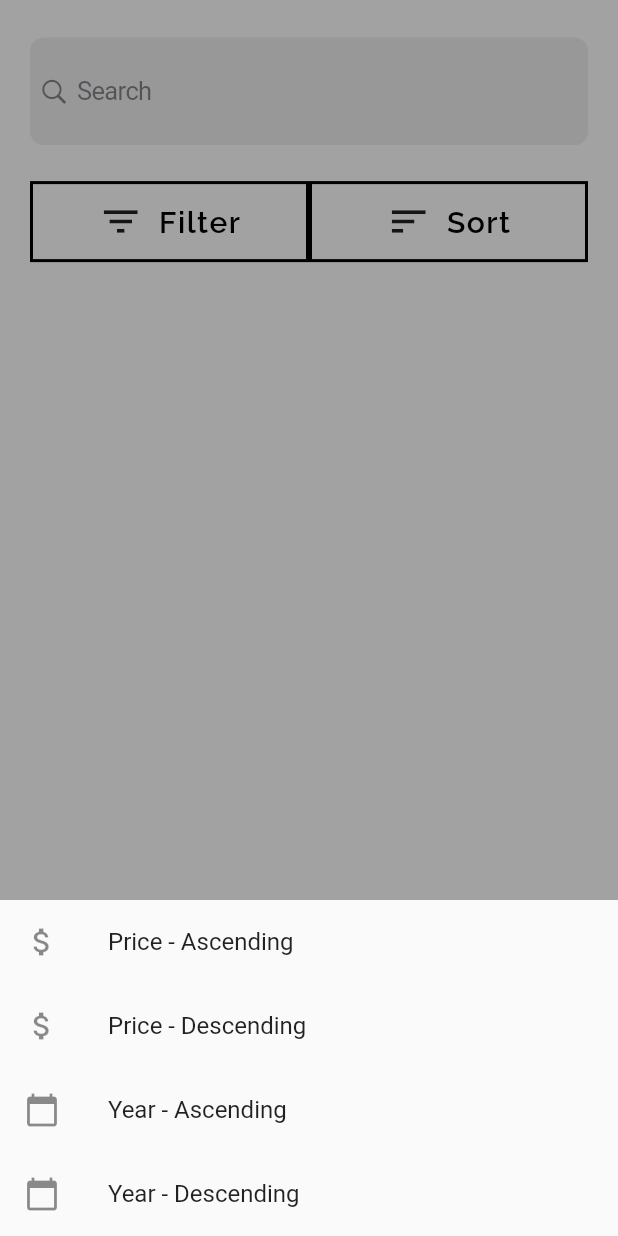
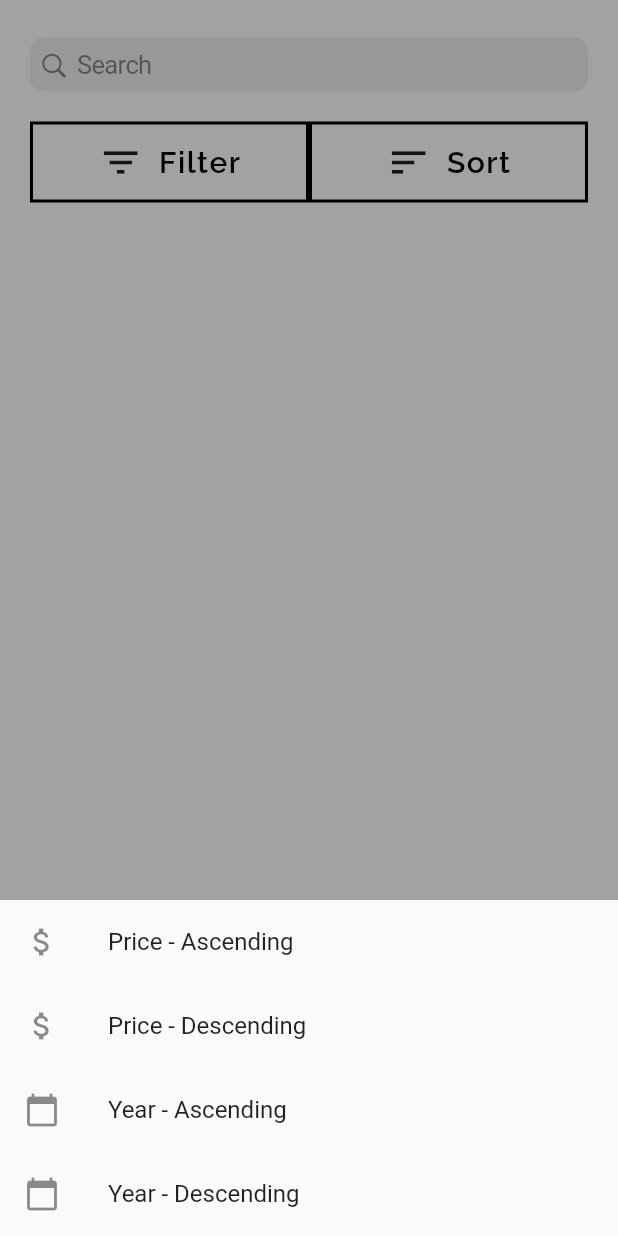
Before and after one commit to aliparlakci/cekmece-app, a Flutter app: the ManualSearch screen opened directly with empty values, after a tap on "Sort", on a phone screen of 412 x 824 dp. Run offline on Flutter 3.47's test engine with Material 2 defaults, Android fonts, the phone set to English and light mode, and no system bars; our stand-ins replace anim_search_bar, carousel_slider, currency_text_input_formatter, email_validator, equatable, firebase_auth and 15 more; accounts and stored records are empty; network calls fail.

Commit message:
CartItem model created UserClass cart item connected with created model User Login integrated with cart status Search results expanded widget fix

```diff
--- /dev/null
+++ b/mobile/cekmece_mobile/lib/models/cartItem/CartItem.dart
@@ -0,0 +1,17 @@
+import 'package:cekmece_mobile/models/product/Product.dart';
+import 'package:freezed_annotation/freezed_annotation.dart';
+
+part 'CartItem.freezed.dart';
+part 'CartItem.g.dart';
+
+@freezed
+class CartItem with _$CartItem {
+  const factory CartItem(
+      {required String id,
+      required int total,
+      required int quantity,
+      required Product item}) = _CartItem;
+
+  factory CartItem.fromJson(Map<String, dynamic> json) =>
+      _$CartItemFromJson(json);
+}
--- a/mobile/cekmece_mobile/lib/models/user/UserClass.dart
+++ b/mobile/cekmece_mobile/lib/models/user/UserClass.dart
@@ -1,3 +1,4 @@
+import 'package:cekmece_mobile/models/cartItem/CartItem.dart';
 import 'package:freezed_annotation/freezed_annotation.dart';
 
 part 'UserClass.freezed.dart';
@@ -9,7 +10,7 @@ class UserClass with _$UserClass {
       {String? displayName,
       required bool isAnonymous,
       required String uid,
-      List<String>? cart,
+      required List<CartItem> cart,
       String? email,
       String? photoUrl}) = _UserClass;
 
--- a/mobile/cekmece_mobile/lib/views/productView/components/body.dart
+++ b/mobile/cekmece_mobile/lib/views/productView/components/body.dart
@@ -50,6 +50,9 @@ class _BodyState extends State<Body> {
               left: "Distributor", right: widget.product.distributor["name"]),
           CarSpecCard(
               left: "Warranty", right: "${widget.product.warranty} years"),
+          CarSpecCard(
+              left: "Category",
+              right: "${widget.product.categories[0]["name"]}"),
           const SizedBox(
             height: 15,
           ),
--- a/mobile/cekmece_mobile/lib/views/profile/viewComponents/anonymousProfileView.dart
+++ b/mobile/cekmece_mobile/lib/views/profile/viewComponents/anonymousProfileView.dart
@@ -20,7 +20,7 @@ class AnonymousProfileView extends StatelessWidget {
           mainAxisAlignment: MainAxisAlignment.spaceEvenly,
           children: [
             Text(
-              "(actually anonymously logged in)\n\nYou are not logged in! In order to purchase an item, add to favories, and access many more features, please login or sign up. ",
+              "You are not logged in! In order to purchase an item, add to favories, and access many more features, please login or sign up. ",
               style: header2.copyWith(color: secondaryColor),
               textAlign: TextAlign.center,
             ),
--- a/mobile/cekmece_mobile/lib/views/search/views/manualSearch.dart
+++ b/mobile/cekmece_mobile/lib/views/search/views/manualSearch.dart
@@ -35,7 +35,7 @@ class _ManualSearchState extends State<ManualSearch> {
         .add(LoadingStart(loadingReason: "Car fetch"));
     try {
       final response =
-          await http.get(Uri.parse('http://${localIPAddress}:5000/cars/'));
+          await http.get(Uri.parse('http://${localIPAddress}:5000/api/cars/'));
 
       if (response.statusCode == 200) {
         for (Map<String, dynamic> carData in jsonDecode(response.body)) {
@@ -81,20 +81,14 @@ class _ManualSearchState extends State<ManualSearch> {
                 SizedBox(
                   height: 15,
                 ),
-                Expanded(
-                  flex: 2,
-                  child: Padding(
-                    padding: const EdgeInsets.symmetric(horizontal: 10),
-                    child: CupertinoSearchTextField(
-                      controller: _textController,
-                      onSubmitted: (query) => makeSearch(query),
-                    ),
+                Padding(
+                  padding: const EdgeInsets.symmetric(horizontal: 10),
+                  child: CupertinoSearchTextField(
+                    controller: _textController,
+                    onSubmitted: (query) => makeSearch(query),
                   ),
                 ),
-                Expanded(
-                  flex: 20,
-                  child: SearchResults(results: results),
-                ),
+                SearchResults(results: results),
               ],
             ),
           ),
--- a/mobile/cekmece_mobile/lib/views/search/views/searchBot.dart
+++ b/mobile/cekmece_mobile/lib/views/search/views/searchBot.dart
@@ -80,7 +80,7 @@ Product(
         .add(LoadingStart(loadingReason: "Car fetch"));
     try {
       final response =
-          await http.get(Uri.parse('http://${localIPAddress}:5000/cars/'));
+          await http.get(Uri.parse('http://${localIPAddress}:5000/api/cars/'));
 
       if (response.statusCode == 200) {
         for (Map<String, dynamic> carData in jsonDecode(response.body)) {
@@ -118,7 +118,7 @@ Product(
         .add(LoadingStart(loadingReason: "Distributor fetch"));
     try {
       final distributorsresponse = await http
-          .get(Uri.parse('http://${localIPAddress}:5000/distributors'))
+          .get(Uri.parse('http://${localIPAddress}:5000/api/distributors'))
           .timeout(Duration(seconds: 10));
 
       if (distributorsresponse.statusCode == 200) {
@@ -130,7 +130,7 @@ Product(
       }
 
       final response = await http
-          .get(Uri.parse('http://${localIPAddress}:5000/categories'))
+          .get(Uri.parse('http://${localIPAddress}:5000/api/categories'))
           .timeout(Duration(seconds: 10));
 
       if (response.statusCode == 200) {
--- a/mobile/cekmece_mobile/lib/views/search/views/searchResults.dart
+++ b/mobile/cekmece_mobile/lib/views/search/views/searchResults.dart
@@ -38,9 +38,7 @@ class _SearchResultsState extends State<SearchResults> {
             SizedBox(
               height: 10,
             ),
-            Expanded(
-              flex: 2,
-              child: Container(
+            Container(
               child: Row(
                 children: [
                   Expanded(
@@ -79,8 +77,7 @@ class _SearchResultsState extends State<SearchResults> {
                                   title: Text("Price - Ascending"),
                                   leading: Icon(Icons.attach_money),
                                   onTap: () {
-                                      Navigator.pop(
-                                          context, "Price - Ascending");
+                                    Navigator.pop(context, "Price - Ascending");
                                   },
                                 ),
                                 ListTile(
@@ -95,16 +92,14 @@ class _SearchResultsState extends State<SearchResults> {
                                   title: Text("Year - Ascending"),
                                   leading: Icon(Icons.calendar_today),
                                   onTap: () {
-                                      Navigator.pop(
-                                          context, "Year - Ascending");
+                                    Navigator.pop(context, "Year - Ascending");
                                   },
                                 ),
                                 ListTile(
                                   title: Text("Year - Descending"),
                                   leading: Icon(Icons.calendar_today),
                                   onTap: () {
-                                      Navigator.pop(
-                                          context, "Year - Descending");
+                                    Navigator.pop(context, "Year - Descending");
                                   },
                                 ),
                               ],
@@ -132,8 +127,7 @@ class _SearchResultsState extends State<SearchResults> {
                         setState(() {});
                       },
                       child: Container(
-                          decoration:
-                              BoxDecoration(border: Border.all(width: 2)),
+                        decoration: BoxDecoration(border: Border.all(width: 2)),
                         padding:
                             EdgeInsets.symmetric(vertical: 10, horizontal: 5),
                         child: Row(
@@ -157,7 +151,6 @@ class _SearchResultsState extends State<SearchResults> {
                 ],
               ),
             ),
-            ),
             SizedBox(
               height: 5,
             ),
@@ -168,9 +161,7 @@ class _SearchResultsState extends State<SearchResults> {
                         buttonTextStyle.copyWith(fontWeight: FontWeight.w300),
                   )
                 : Container(),
-            Expanded(
-              flex: 20,
-              child: SingleChildScrollView(
+            SingleChildScrollView(
               child: ListView.builder(
                   itemCount: widget.results.length,
                   physics: BouncingScrollPhysics(),
@@ -220,17 +211,15 @@ class _SearchResultsState extends State<SearchResults> {
                                           ),
                                           Row(
                                             mainAxisAlignment:
-                                                  MainAxisAlignment
-                                                      .spaceBetween,
+                                                MainAxisAlignment.spaceBetween,
                                             children: [
                                               Text(
                                                 '${car.model} - ${car.distributor["name"]}',
-                                                  style: buttonTextStyle
-                                                      .copyWith(fontSize: 12),
+                                                style: buttonTextStyle.copyWith(
+                                                    fontSize: 12),
                                               ),
                                               Text(
-                                                  numberFormat
-                                                      .format(car.price),
+                                                numberFormat.format(car.price),
                                                 style: GoogleFonts.raleway(
                                                   fontWeight: FontWeight.w600,
                                                   fontSize: 15,
@@ -250,7 +239,6 @@ class _SearchResultsState extends State<SearchResults> {
                     );
                   }),
             ),
-            ),
           ],
         ),
       ),
--- a/mobile/cekmece_mobile/lib/views/temp/omerTemp.dart
+++ b/mobile/cekmece_mobile/lib/views/temp/omerTemp.dart
@@ -37,7 +37,7 @@ class _OmerTestState extends State<OmerTest> {
         .add(LoadingStart(loadingReason: "Car fetch"));
     try {
       final response =
-          await http.get(Uri.parse('http://${localIPAddress}:5000/cars/2'));
+          await http.get(Uri.parse('http://${localIPAddress}:5000/api/cars/2'));
 
       if (response.statusCode == 200) {
         // If the server did return a 200 OK response,
--- a/mobile/cekmece_mobile/pubspec.yaml
+++ b/mobile/cekmece_mobile/pubspec.yaml
@@ -60,6 +60,7 @@ dependencies:
   currency_text_input_formatter: ^2.1.5
   flutter_dotenv: ^5.0.2
   modal_bottom_sheet: ^2.0.1
+  shared_preferences: ^2.0.13
 
   percent_indicator: ^3.4.0
 
```
Also changed, not shown: mobile/cekmece_mobile/lib/util/bloc/userBloc/user_bloc.dart (+104 -66 lines), mobile/cekmece_mobile/lib/models/cartItem/CartItem.freezed.dart (added), mobile/cekmece_mobile/lib/models/cartItem/CartItem.g.dart (added), mobile/cekmece_mobile/lib/models/user/UserClass.freezed.dart, mobile/cekmece_mobile/lib/models/user/UserClass.g.dart, mobile/cekmece_mobile/pubspec.lock, 1 other file. Lines whose indentation alone changed are shown as unchanged.
